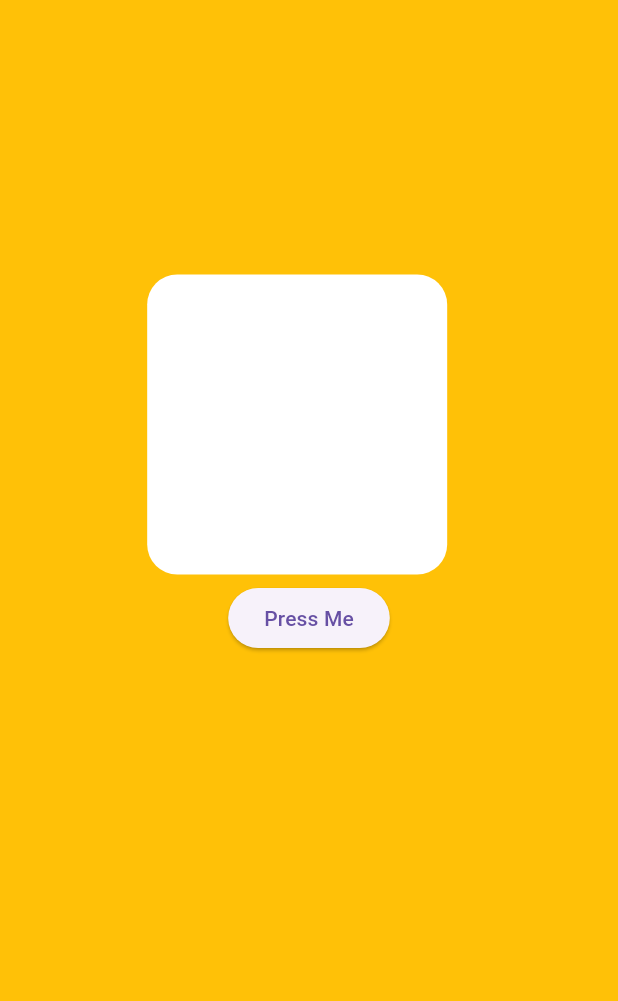
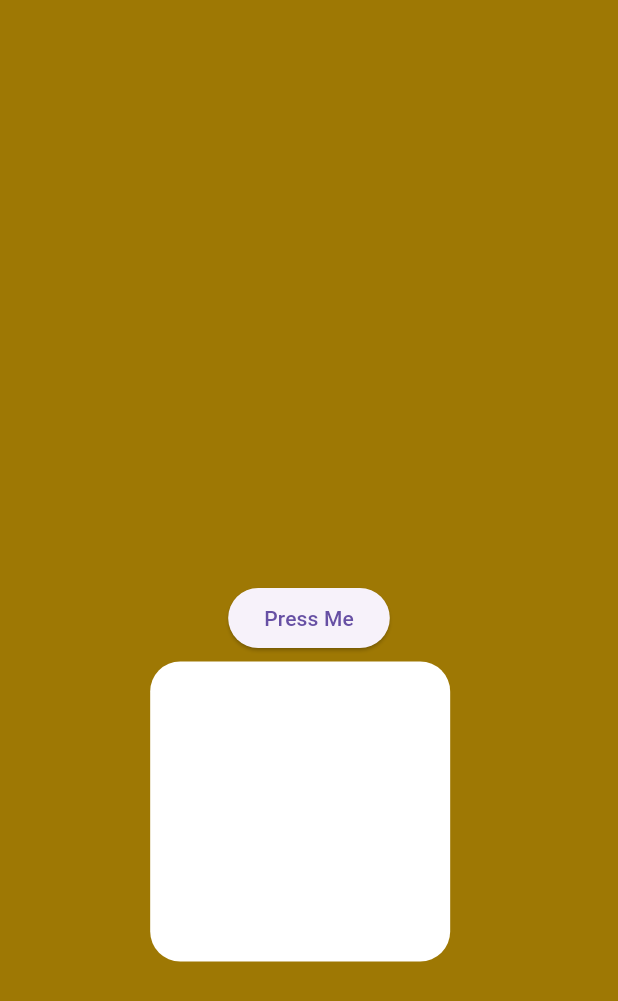
Before and after one commit to bracinho2/flutter_overlay_widget, a Flutter app: the screen it shows after launch, after a tap on "Press Me", on a phone screen of 412 x 824 dp. Shown: the top 1001 px of the screen. Run offline on Flutter 3.47's test engine with Material 3 defaults, Android fonts, the light colour scheme and no system bars.

Commit message:
updated with backgroud container

```diff
--- a/lib/main.dart
+++ b/lib/main.dart
@@ -1,21 +1,28 @@
 import 'package:flutter/material.dart';
 
 void main() {
-  runApp(MyApp());
+  runApp(const MyApp());
 }
 
-class MyApp extends StatelessWidget {
-  MyApp({
+class MyApp extends StatefulWidget {
+  const MyApp({
     super.key,
   });
 
+  @override
+  State<MyApp> createState() => _MyAppState();
+}
+
+class _MyAppState extends State<MyApp> {
   final _controller = OverlayPortalController();
+
   final _widgetKey = GlobalKey();
+
+  Offset widgetOffset = const Offset(0, 0);
+  bool blurVisible = false;
 
   @override
   Widget build(BuildContext context) {
-    Offset widgetOffset = const Offset(0, 0);
-
     void findWidgetPosition() {
       RenderBox renderBox =
           _widgetKey.currentContext?.findRenderObject() as RenderBox;
@@ -29,6 +36,12 @@
       );
     }
 
+    void showBlur() {
+      setState(() {
+        blurVisible = !blurVisible;
+      });
+    }
+
     return MaterialApp(
       title: 'Flutter Demo',
       theme: ThemeData(
@@ -37,13 +50,25 @@
       home: Scaffold(
         body: Container(
           color: Colors.amber,
-          child: Column(
-            mainAxisAlignment: MainAxisAlignment.center,
+          child: Stack(
             children: [
+              InkWell(
+                onTap: () {
+                  showBlur();
+                  _controller.hide();
+                },
+                child: Visibility(
+                  visible: blurVisible,
+                  child: Container(
+                    color: Colors.black38,
+                  ),
+                ),
+              ),
               Center(
                 child: ElevatedButton(
                   key: _widgetKey,
                   onPressed: () {
+                    showBlur();
                     findWidgetPosition();
 
                     _controller.toggle();
@@ -52,7 +77,8 @@
                     controller: _controller,
                     overlayChildBuilder: (context) {
                       return PopoverWidget(
-                        direction: PopoverDirection.topCenter,
+                        //Posicione o Overlay conforme o ENUM de opções!
+                        direction: PopoverDirection.bottomCenter,
                         positionY: widgetOffset.dy,
                         positionX: widgetOffset.dx,
                       );
@@ -96,7 +122,7 @@
       case PopoverDirection.topCenter:
         return Positioned(
           bottom: positionY,
-          left: positionX - 54,
+          left: positionX - 52,
           child: Container(
             height: 200,
             width: 200,
@@ -135,7 +161,7 @@
       case PopoverDirection.bottomCenter:
         return Positioned(
           top: positionY,
-          left: positionX - 54,
+          left: positionX - 52,
           child: Container(
             height: 200,
             width: 200,
```
